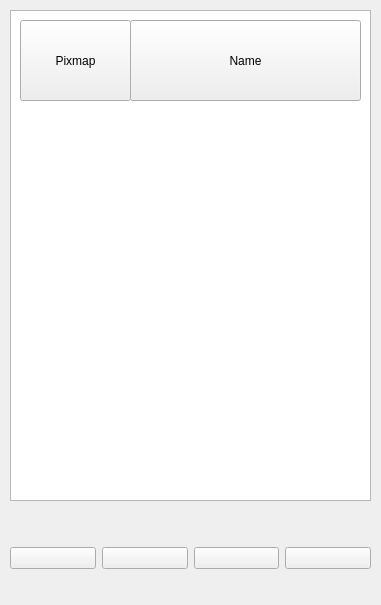
First picture: the form in Plugins/TaskSketchView/galleryform.ui, repository kee-reel/PLAG, before the edit.
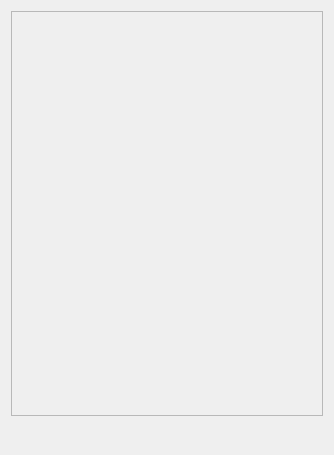
Second picture: the form after the edit. Icons and pictures are not drawn.

Diff of the .ui file:
```diff
--- a/Plugins/TaskSketchView/galleryform.ui
+++ b/Plugins/TaskSketchView/galleryform.ui
@@ -6,61 +6,85 @@
    <rect>
     <x>0</x>
     <y>0</y>
-    <width>381</width>
-    <height>605</height>
+    <width>334</width>
+    <height>455</height>
    </rect>
   </property>
   <property name="windowTitle">
    <string>Form</string>
   </property>
-  <widget class="QListWidget" name="listWidget">
-   <property name="geometry">
-    <rect>
-     <x>10</x>
-     <y>10</y>
-     <width>361</width>
-     <height>491</height>
-    </rect>
-   </property>
-  </widget>
-  <widget class="QPushButton" name="pushButton_2">
-   <property name="geometry">
-    <rect>
-     <x>20</x>
-     <y>20</y>
-     <width>111</width>
-     <height>81</height>
-    </rect>
-   </property>
-   <property name="text">
-    <string>Pixmap</string>
-   </property>
-  </widget>
-  <widget class="QPushButton" name="pushButton_4">
+  <property name="autoFillBackground">
+   <bool>true</bool>
+  </property>
+  <layout class="QVBoxLayout" name="verticalLayout">
+   <item>
+    <widget class="QScrollArea" name="scrollArea">
+     <property name="widgetResizable">
+      <bool>true</bool>
+     </property>
+     <widget class="QWidget" name="scrollAreaWidgetContents">
    <property name="geometry">
     <rect>
-     <x>130</x>
-     <y>20</y>
-     <width>231</width>
-     <height>81</height>
-    </rect>
-   </property>
-   <property name="text">
-    <string>Name</string>
-   </property>
-  </widget>
-  <widget class="QWidget" name="">
-   <property name="geometry">
-    <rect>
-     <x>10</x>
-     <y>530</y>
-     <width>361</width>
-     <height>56</height>
-    </rect>
-   </property>
+        <x>0</x>
+        <y>0</y>
+        <width>314</width>
+        <height>373</height>
+       </rect>
+      </property>
+      <layout class="QVBoxLayout" name="verticalLayout_8">
+       <item>
+        <spacer name="verticalSpacer">
+         <property name="orientation">
+          <enum>Qt::Vertical</enum>
+         </property>
+         <property name="sizeHint" stdset="0">
+          <size>
+           <width>20</width>
+           <height>40</height>
+          </size>
+         </property>
+        </spacer>
+       </item>
+      </layout>
+     </widget>
+    </widget>
+   </item>
+   <item>
    <layout class="QHBoxLayout" name="horizontalLayout">
     <item>
-     <widget class="QPushButton" name="pushButton">
+      <widget class="QPushButton" name="buttonDelete">
+       <property name="sizePolicy">
+        <sizepolicy hsizetype="Preferred" vsizetype="Fixed">
+         <horstretch>0</horstretch>
+         <verstretch>0</verstretch>
+        </sizepolicy>
+       </property>
+       <property name="text">
+        <string/>
+       </property>
+       <property name="icon">
+        <iconset resource="res.qrc">
+         <normaloff>:/Res/ic_delete_black_24dp.png</normaloff>:/Res/ic_delete_black_24dp.png</iconset>
+       </property>
+       <property name="iconSize">
+        <size>
+         <width>48</width>
+         <height>48</height>
+        </size>
+       </property>
+       <property name="flat">
+        <bool>true</bool>
+       </property>
+      </widget>
+     </item>
+     <item>
+      <widget class="QPushButton" name="buttonConvertToTask">
+       <property name="sizePolicy">
+        <sizepolicy hsizetype="Preferred" vsizetype="Fixed">
+         <horstretch>0</horstretch>
+         <verstretch>0</verstretch>
+        </sizepolicy>
+       </property>
       <property name="text">
        <string/>
       </property>
@@ -74,41 +98,23 @@
         <height>48</height>
        </size>
       </property>
-     </widget>
-    </item>
-    <item>
-     <widget class="QPushButton" name="buttonAdd">
-      <property name="text">
-       <string/>
-      </property>
-      <property name="icon">
-       <iconset resource="res.qrc">
-        <normaloff>:/Res/ic_add_black_24dp.png</normaloff>:/Res/ic_add_black_24dp.png</iconset>
-      </property>
-      <property name="iconSize">
-       <size>
-        <width>48</width>
-        <height>48</height>
-       </size>
-      </property>
+       <property name="flat">
+        <bool>true</bool>
+       </property>
      </widget>
     </item>
     <item>
-     <widget class="QPushButton" name="pushButton_5">
-      <property name="text">
-       <string/>
-      </property>
-      <property name="icon">
-       <iconset resource="res.qrc">
-        <normaloff>:/Res/ic_delete_black_24dp.png</normaloff>:/Res/ic_delete_black_24dp.png</iconset>
-      </property>
-      <property name="iconSize">
+      <spacer name="horizontalSpacer">
+       <property name="orientation">
+        <enum>Qt::Horizontal</enum>
+       </property>
+       <property name="sizeHint" stdset="0">
        <size>
-        <width>48</width>
-        <height>48</height>
-       </size>
-      </property>
-     </widget>
+         <width>40</width>
+         <height>20</height>
+        </size>
+       </property>
+      </spacer>
     </item>
     <item>
      <widget class="QPushButton" name="pushButton_3">
@@ -125,10 +131,14 @@
         <height>48</height>
        </size>
       </property>
+       <property name="flat">
+        <bool>true</bool>
+       </property>
      </widget>
     </item>
    </layout>
-  </widget>
+   </item>
+  </layout>
  </widget>
  <resources>
   <include location="res.qrc"/>
```
Left out of the diff: 2 changed lines with no effect on the pictures. Lines whose indentation alone changed are shown as unchanged.
